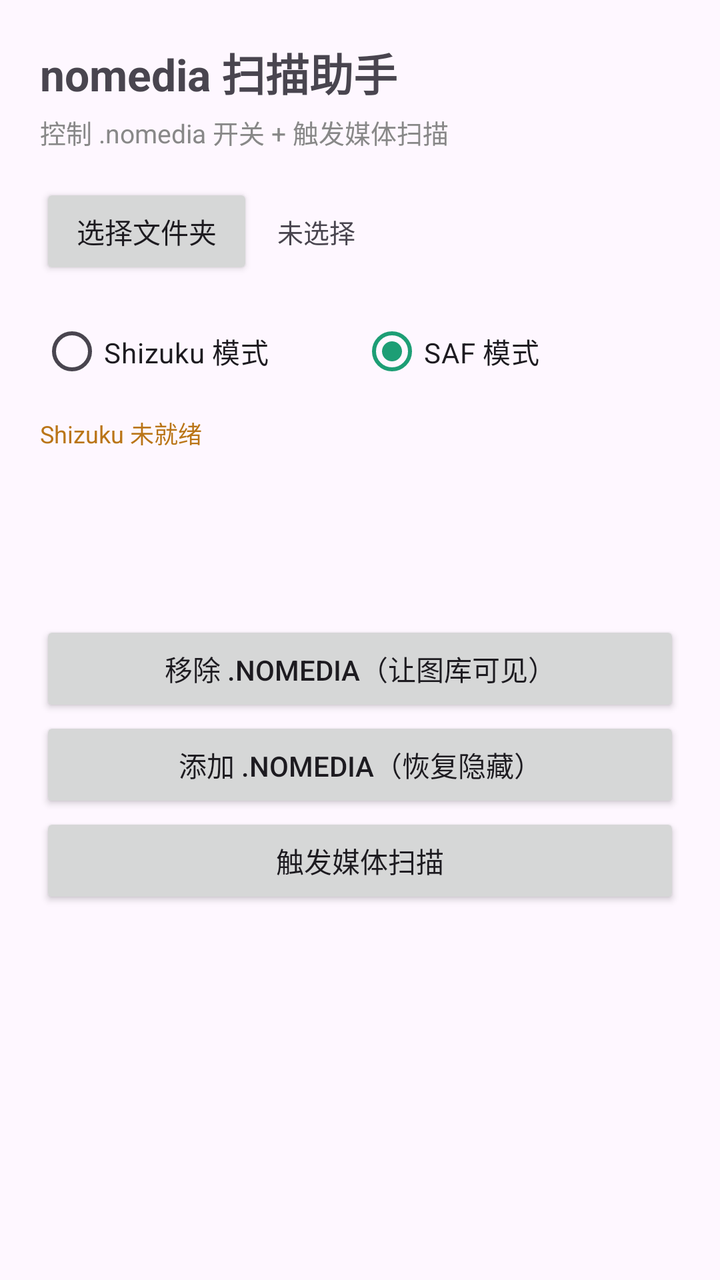
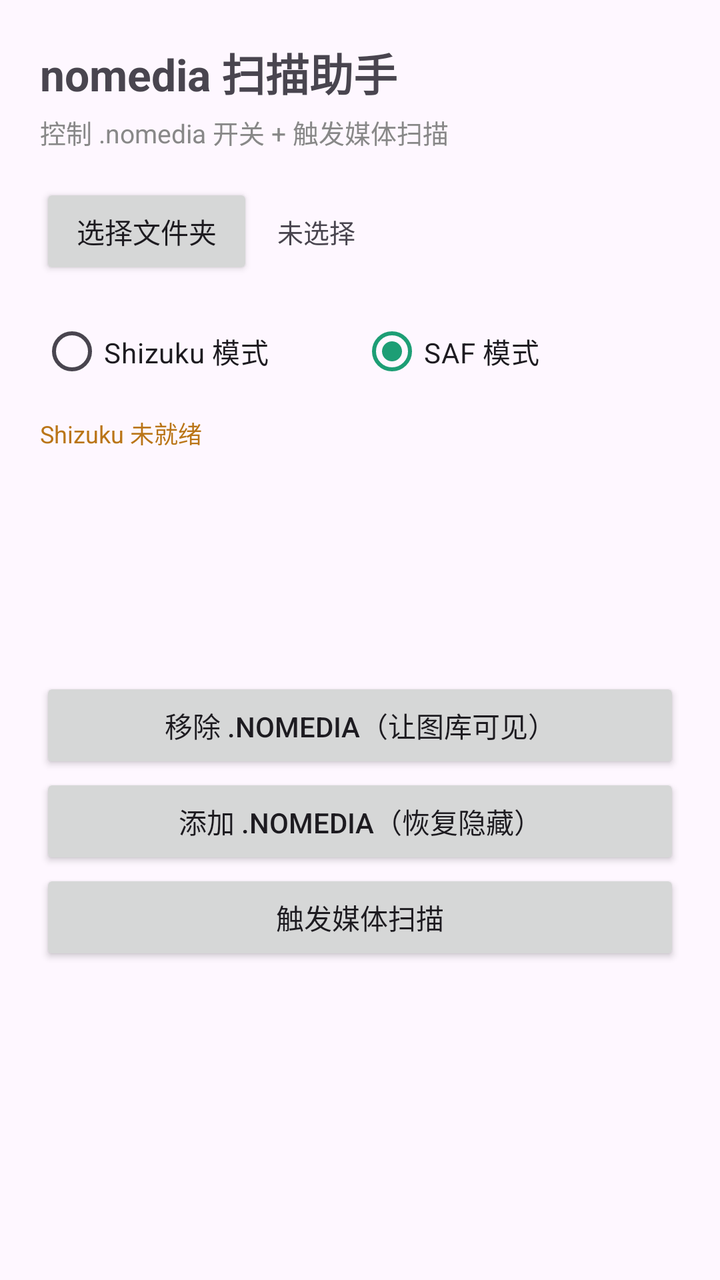

An Android layout rendered at two revisions. The XML below is the earlier revision; the diff shows what the commit changed to produce the second picture.
<!-- AndroidManifest.xml: application theme Theme.NomediaScan -->
<!-- res/layout/activity_main.xml -->
<?xml version="1.0" encoding="utf-8"?>
<ScrollView xmlns:android="http://schemas.android.com/apk/res/android"
    android:layout_width="match_parent"
    android:layout_height="match_parent"
    android:fillViewport="true">

    <LinearLayout
        android:layout_width="match_parent"
        android:layout_height="wrap_content"
        android:orientation="vertical"
        android:padding="20dp">

        <TextView
            android:layout_width="wrap_content"
            android:layout_height="wrap_content"
            android:text="nomedia 扫描助手"
            android:textSize="22sp"
            android:textStyle="bold"
            android:paddingBottom="4dp" />

        <TextView
            android:layout_width="wrap_content"
            android:layout_height="wrap_content"
            android:text="控制 .nomedia 开关 + 触发媒体扫描"
            android:textSize="13sp"
            android:textColor="#888"
            android:paddingBottom="16dp" />

        <LinearLayout
            android:layout_width="match_parent"
            android:layout_height="wrap_content"
            android:orientation="horizontal"
            android:gravity="center_vertical"
            android:paddingBottom="12dp">

            <Button
                android:id="@+id/btnPick"
                android:layout_width="0dp"
                android:layout_height="wrap_content"
                android:layout_weight="1"
                android:text="选择文件夹" />

            <TextView
                android:id="@+id/tvFolder"
                android:layout_width="0dp"
                android:layout_height="wrap_content"
                android:layout_weight="2"
                android:paddingStart="12dp"
                android:text="未选择"
                android:textSize="13sp" />
        </LinearLayout>

        <RadioGroup
            android:id="@+id/groupMode"
            android:layout_width="match_parent"
            android:layout_height="wrap_content"
            android:orientation="horizontal"
            android:paddingBottom="8dp">

            <RadioButton
                android:id="@+id/radioShizuku"
                android:layout_width="0dp"
                android:layout_height="wrap_content"
                android:layout_weight="1"
                android:text="Shizuku 模式" />

            <RadioButton
                android:id="@+id/radioSafe"
                android:layout_width="0dp"
                android:layout_height="wrap_content"
                android:layout_weight="1"
                android:checked="true"
                android:text="SAF 模式" />
        </RadioGroup>

        <TextView
            android:id="@+id/tvShizukuHint"
            android:layout_width="match_parent"
            android:layout_height="wrap_content"
            android:text="Shizuku 未就绪"
            android:textSize="12sp"
            android:textColor="#BA7517"
            android:paddingBottom="12dp" />

        <TextView
            android:id="@+id/tvStatus"
            android:layout_width="match_parent"
            android:layout_height="wrap_content"
            android:textSize="14sp"
            android:textStyle="bold"
            android:paddingBottom="4dp" />

        <TextView
            android:id="@+id/tvMessage"
            android:layout_width="match_parent"
            android:layout_height="wrap_content"
            android:textSize="13sp"
            android:paddingBottom="4dp" />

        <TextView
            android:id="@+id/tvStats"
            android:layout_width="match_parent"
            android:layout_height="wrap_content"
            android:textSize="12sp"
            android:textColor="#888"
            android:paddingBottom="12dp" />

        <Button
            android:id="@+id/btnRemove"
            android:layout_width="match_parent"
            android:layout_height="wrap_content"
            android:text="移除 .nomedia（让图库可见）"
            android:paddingTop="12dp"
            android:paddingBottom="12dp" />

        <Button
            android:id="@+id/btnAdd"
            android:layout_width="match_parent"
            android:layout_height="wrap_content"
            android:text="添加 .nomedia（恢复隐藏）"
            android:paddingTop="12dp"
            android:paddingBottom="12dp" />

        <Button
            android:id="@+id/btnScan"
            android:layout_width="match_parent"
            android:layout_height="wrap_content"
            android:text="触发媒体扫描"
            android:paddingTop="12dp"
            android:paddingBottom="12dp" />

        <ProgressBar
            android:id="@+id/progressBar"
            style="?android:attr/progressBarStyleHorizontal"
            android:layout_width="match_parent"
            android:layout_height="wrap_content"
            android:visibility="gone"
            android:paddingTop="12dp" />

        <TextView
            android:id="@+id/tvProgress"
            android:layout_width="match_parent"
            android:layout_height="wrap_content"
            android:textSize="13sp"
            android:visibility="gone"
            android:paddingTop="4dp"
            android:paddingBottom="8dp" />

        <LinearLayout
            android:id="@+id/dirsContainer"
            android:layout_width="match_parent"
            android:layout_height="wrap_content"
            android:orientation="vertical"
            android:paddingBottom="8dp" />
    </LinearLayout>
</ScrollView>
<!-- resources referenced by this layout -->
<resources>
  <style name="Theme.NomediaScan" parent="Theme.Material3.DayNight">
          <item name="colorPrimary">@color/brand</item>
          <item name="colorPrimaryDark">@color/brand_dark</item>
          <item name="android:statusBarColor">@color/brand_dark</item>
      </style>
  <color name="brand">#1D9E75</color>
  <color name="brand_dark">#0F6E56</color>
</resources>

<!-- the commit's change to res/layout/activity_main.xml (unified diff, before → after) -->
@@ -83,6 +83,14 @@
             android:paddingBottom="12dp" />
 
         <TextView
+            android:id="@+id/tvPermHint"
+            android:layout_width="match_parent"
+            android:layout_height="wrap_content"
+            android:textSize="12sp"
+            android:textColor="#BA7517"
+            android:paddingBottom="12dp" />
+
+        <TextView
             android:id="@+id/tvStatus"
             android:layout_width="match_parent"
             android:layout_height="wrap_content"
